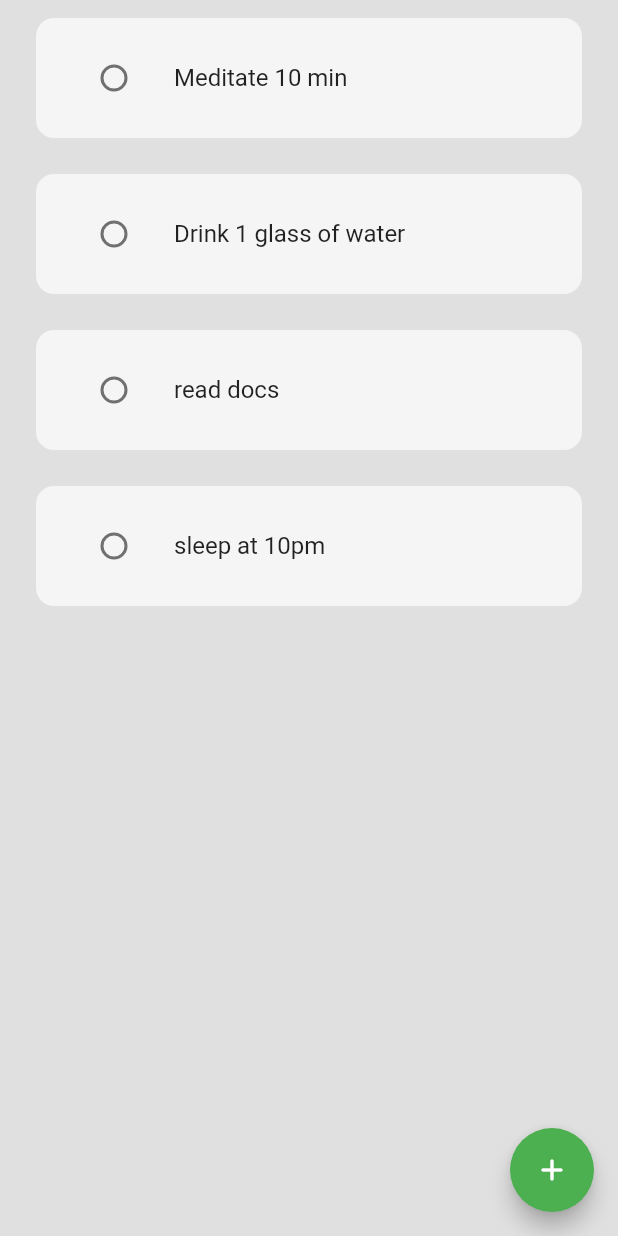
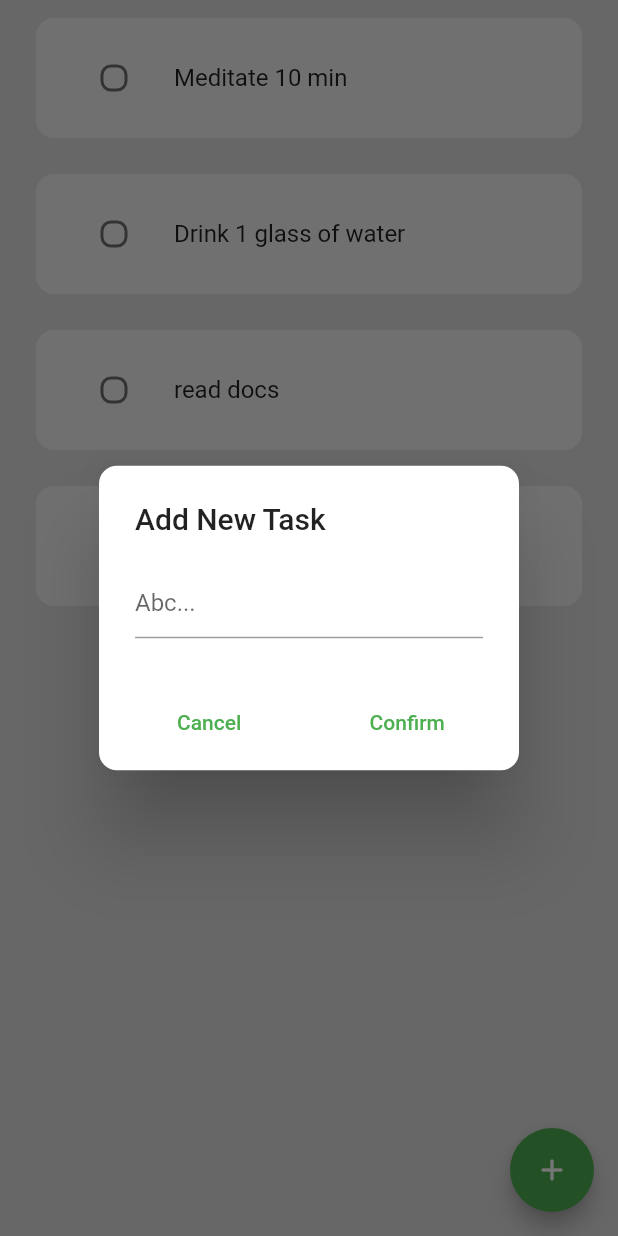
Before and after one commit to MyoThuKha/habbit-tracker, a Flutter app: the screen it shows after launch, after a tap on the "add" icon, on a phone screen of 412 x 824 dp. Run offline on Flutter 3.47's test engine with Material 2 defaults, Android fonts, the phone set to English and light mode, and no system bars.

Commit message:
added task add funcs

```diff
--- a/lib/components/tile.dart
+++ b/lib/components/tile.dart
@@ -19,7 +19,9 @@ class HabitTile extends StatelessWidget {
           color: Colors.grey[100], borderRadius: BorderRadius.circular(12)),
       child: ListTile(
         leading: Checkbox(
-          shape: const CircleBorder(),
+          shape: RoundedRectangleBorder(
+            borderRadius: BorderRadius.circular(7),
+          ),
           value: checked,
           onChanged: handleCheck,
         ),
--- a/lib/pages/home.dart
+++ b/lib/pages/home.dart
@@ -24,13 +24,68 @@ class _HomePageState extends State<HomePage> {
     {"text": "sleep at 10pm", "finished": false},
   ];
 
+  TextEditingController controller = TextEditingController();
+
+  void addTask() {
+    setState(() {
+      task.insert(0, {"text": controller.text, "finished": false});
+    });
+  }
+
+  Future showAddBox() {
+    return showDialog(
+      context: context,
+      builder: (context) {
+        return AlertDialog(
+          title: const Text("Add New Task"),
+          content: TextField(
+            controller: controller,
+            decoration: const InputDecoration(
+              hintText: "Abc...",
+            ),
+          ),
+          actions: [
+            Row(
+              mainAxisAlignment: MainAxisAlignment.spaceAround,
+              children: [
+                TextButton(
+                    onPressed: () {
+                      Navigator.pop(context);
+                      controller.clear();
+                    },
+                    child: const Text("Cancel")),
+                TextButton(
+                    onPressed: () {
+                      addTask();
+                      Navigator.pop(context);
+                      controller.clear();
+                    },
+                    child: const Text("Confirm")),
+              ],
+            ),
+          ],
+          shape:
+              RoundedRectangleBorder(borderRadius: BorderRadius.circular(12)),
+        );
+      },
+    );
+  }
+
+  @override
+  void dispose() {
+    controller.dispose();
+    super.dispose();
+  }
+
   @override
   Widget build(BuildContext context) {
     return Scaffold(
       backgroundColor: Colors.grey[300],
       floatingActionButton: FloatingActionButton(
-        onPressed: () {},
-        child: Icon(Icons.add_rounded),
+        onPressed: () {
+          showAddBox();
+        },
+        child: const Icon(Icons.add_rounded),
       ),
       body: ListView.builder(
         itemCount: task.length,
--- a/pubspec.yaml
+++ b/pubspec.yaml
@@ -36,6 +36,7 @@ dependencies:
   # The following adds the Cupertino Icons font to your application.
   # Use with the CupertinoIcons class for iOS style icons.
   cupertino_icons: ^1.0.2
+  flutter_slidable: ^2.0.0
 
 dev_dependencies:
   flutter_test:
```
Also changed, not shown: pubspec.lock.
